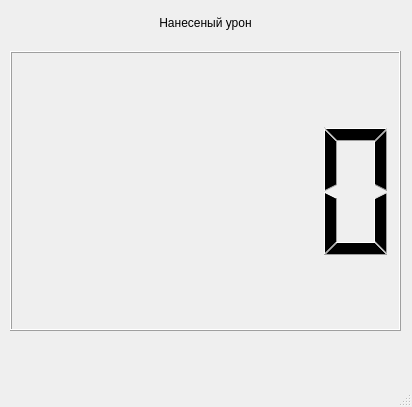
Before: the Qt Designer form Character_Sheet/damageoutput.ui in Kostya217/Character-Sheet, drawn with Qt 5.
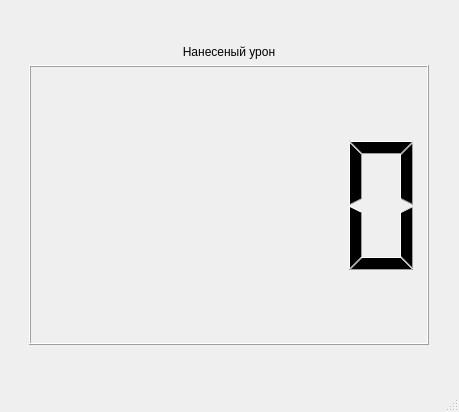
After: the same form once the commit is applied.

Commit message: Implemented the heal button, which creates another form where we enter the HP that will be healed

The edit to the form file:
```diff
--- a/Character_Sheet/damageoutput.ui
+++ b/Character_Sheet/damageoutput.ui
@@ -6,23 +6,46 @@
    <rect>
     <x>0</x>
     <y>0</y>
-    <width>412</width>
-    <height>407</height>
+    <width>459</width>
+    <height>412</height>
    </rect>
   </property>
   <property name="windowTitle">
    <string>MainWindow</string>
   </property>
   <widget class="QWidget" name="centralwidget">
-   <widget class="QWidget" name="layoutWidget">
-    <property name="geometry">
-     <rect>
-      <x>10</x>
-      <y>0</y>
-      <width>391</width>
-      <height>331</height>
-     </rect>
-    </property>
+   <layout class="QGridLayout" name="gridLayout">
+    <item row="0" column="0">
+     <layout class="QVBoxLayout" name="verticalLayout_2">
+      <item>
+       <spacer name="verticalSpacer_2">
+        <property name="orientation">
+         <enum>Qt::Vertical</enum>
+        </property>
+        <property name="sizeHint" stdset="0">
+         <size>
+          <width>20</width>
+          <height>40</height>
+         </size>
+        </property>
+       </spacer>
+      </item>
+      <item>
+       <layout class="QHBoxLayout" name="horizontalLayout">
+        <item>
+         <spacer name="horizontalSpacer">
+          <property name="orientation">
+           <enum>Qt::Horizontal</enum>
+          </property>
+          <property name="sizeHint" stdset="0">
+           <size>
+            <width>40</width>
+            <height>20</height>
+           </size>
+          </property>
+         </spacer>
+        </item>
+        <item>
     <layout class="QVBoxLayout" name="verticalLayout">
      <item>
       <widget class="QLabel" name="label">
@@ -41,7 +64,7 @@
        </property>
        <property name="minimumSize">
         <size>
-         <width>0</width>
+              <width>400</width>
          <height>280</height>
         </size>
        </property>
@@ -51,7 +74,38 @@
       </widget>
      </item>
     </layout>
-   </widget>
+        </item>
+        <item>
+         <spacer name="horizontalSpacer_2">
+          <property name="orientation">
+           <enum>Qt::Horizontal</enum>
+          </property>
+          <property name="sizeHint" stdset="0">
+           <size>
+            <width>40</width>
+            <height>20</height>
+           </size>
+          </property>
+         </spacer>
+        </item>
+       </layout>
+      </item>
+      <item>
+       <spacer name="verticalSpacer">
+        <property name="orientation">
+         <enum>Qt::Vertical</enum>
+        </property>
+        <property name="sizeHint" stdset="0">
+         <size>
+          <width>20</width>
+          <height>40</height>
+         </size>
+        </property>
+       </spacer>
+      </item>
+     </layout>
+    </item>
+   </layout>
   </widget>
   <widget class="QMenuBar" name="menubar">
    <property name="geometry">
```
Left out of the diff: 2 changed lines with no effect on the pictures. Lines whose indentation alone changed are shown as unchanged. The commit also changes 6 other files.
